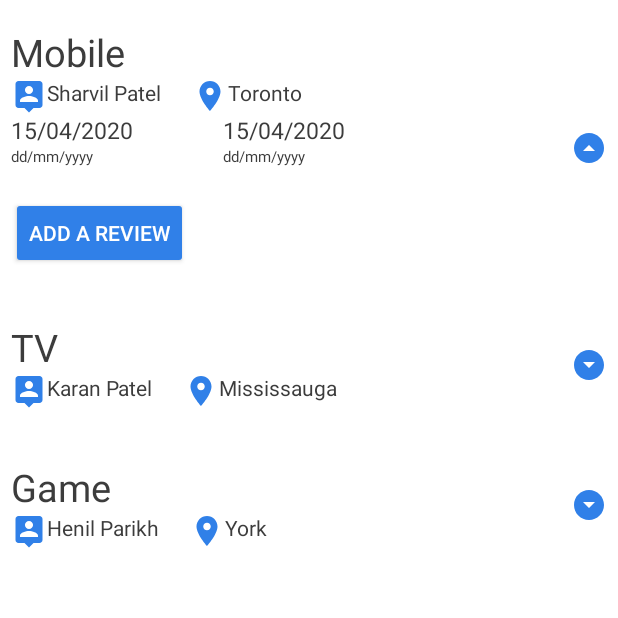
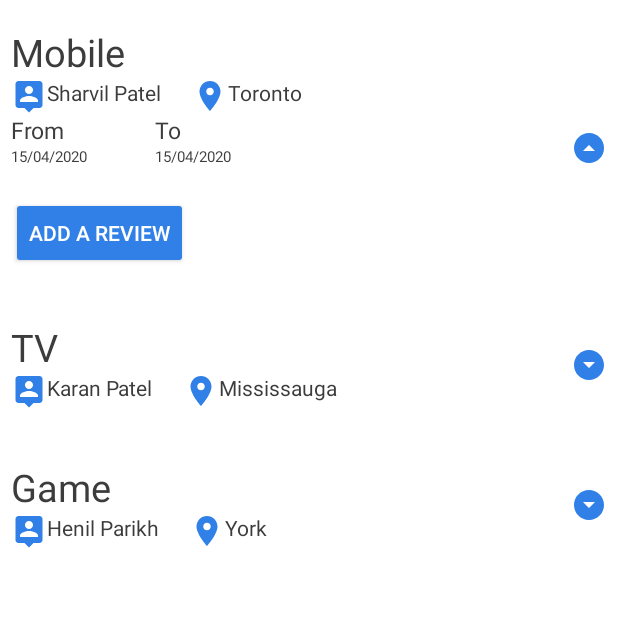
Before and after one commit to premraval-pr/EOR, an Android app: the fragment HistoryFragment shown on its own in the app's theme, after a tap on an icon or button, on a phone screen of 412 x 824 dp, the top half of it. Run offline under Robolectric (Android 15) with nearby library versions, the phone set to English and light mode, and no system bars.

Commit message:
DateHistoryCommit

```diff
--- a/app/src/main/java/com/example/eor/HistoryAdapter.java
+++ b/app/src/main/java/com/example/eor/HistoryAdapter.java
@@ -40,8 +40,8 @@ public class HistoryAdapter extends RecyclerView.Adapter<HistoryAdapter.ViewHold
         holder.itemTitleTV.setText(historyLayout.getTitle());
         holder.userNameTV.setText(historyLayout.getUsername());
         holder.locationTV.setText(historyLayout.getLocation());
-        holder.fromTV.setText(historyLayout.getFromDate().toString());
-        holder.toTV.setText(historyLayout.getToDate().toString());
+        holder.fromddTV.setText(historyLayout.getFromDate().toString());
+        holder.toddTV.setText(historyLayout.getToDate().toString());
         holder.dropDownImage.setOnClickListener(new View.OnClickListener() {
             @Override
             public void onClick(View v) {
--- a/app/src/main/res/layout/layout_itemhistory.xml
+++ b/app/src/main/res/layout/layout_itemhistory.xml
@@ -116,6 +116,7 @@
         android:hint="dd/mm/yyyy"
         android:textSize="10sp"
         android:textColorHint="@color/__textColor"
+        android:textColor="@color/__textColor"
         app:layout_constraintStart_toStartOf="@id/__textview_to"
         app:layout_constraintTop_toBottomOf="@id/__textview_from"
         app:layout_constraintLeft_toRightOf="@id/__textview_fromddmmyyyy"
```
